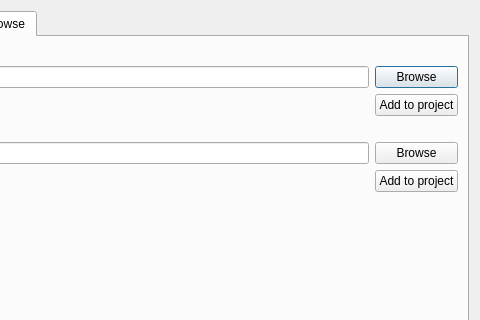
Qt form gui/threedi_plugin_grid_result_dialog.ui (nens/threedi-results-analysis) before a commit; both pictures show x 179 to 659 and y 0 to 320 of the 659 by 423 pixel window.
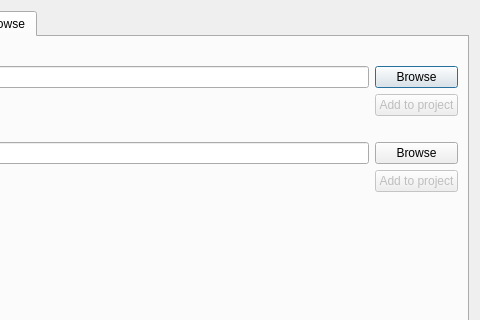
The same form after that commit.

Commit message: Grids can be browser and loaded

Patch:
```diff
--- a/gui/threedi_plugin_grid_result_dialog.ui
+++ b/gui/threedi_plugin_grid_result_dialog.ui
@@ -84,6 +84,9 @@
        </item>
        <item row="2" column="1">
         <widget class="QPushButton" name="addGridPushButton">
+         <property name="enabled">
+          <bool>false</bool>
+         </property>
          <property name="text">
           <string>Add to project</string>
          </property>
@@ -98,6 +101,9 @@
        </item>
        <item row="5" column="1">
         <widget class="QPushButton" name="addResultPushButton">
+         <property name="enabled">
+          <bool>false</bool>
+         </property>
          <property name="text">
           <string>Add to project</string>
          </property>
```
The commit also changes 2 other files.
